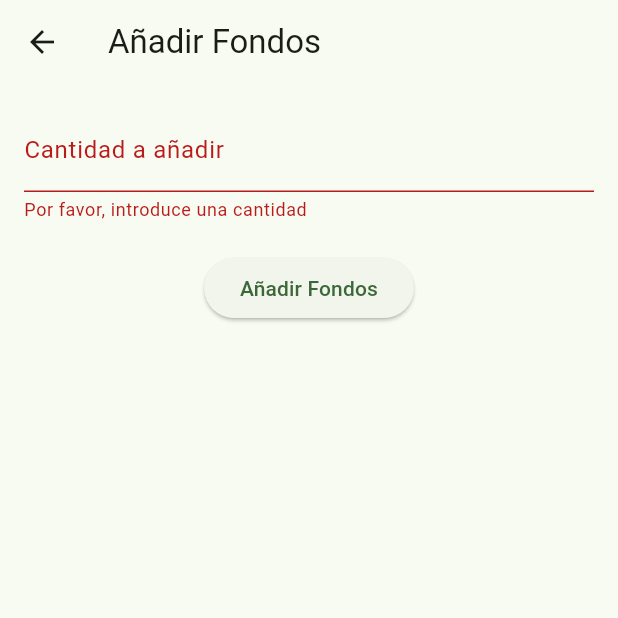
After one commit to DankerVV/Proyecto_Modular, a Flutter app: the AddFunds screen opened directly, after a tap on "Añadir Fondos", on a phone screen of 412 x 824 dp, the top half of it. The commit adds this screen. Run offline on Flutter 3.47's test engine with Material 3 defaults, Android fonts, the phone set to English and light mode, and no system bars; our stand-ins replace hooks_riverpod; missing offline and left inert: flutter_nfc_kit, flutter_stripe.

Commit message:
Ya funciona el pago con Stripe y un servidor python que tengo en un archivo aparte

```diff
--- a/lib/main.dart
+++ b/lib/main.dart
@@ -3,10 +3,13 @@ import 'package:proyecto_modular/config/theme/app_theme.dart';
 import 'package:proyecto_modular/config/theme/theme_provider.dart';
 import 'package:proyecto_modular/presentation/screens/main_screen.dart';
 import 'package:hooks_riverpod/hooks_riverpod.dart';
+import 'package:flutter_stripe/flutter_stripe.dart';
+
 
 final GlobalKey<NavigatorState> navigatorKey = GlobalKey<NavigatorState>();
 
 void main() {
+  Stripe.publishableKey = "pk_test_51PfRu7GDEfzc7X68gl6ZT8sf0NCtnxMwRfBvfp6j9A3NjXStNYfQIlRX4swDIh4GSOz9MVeuc87oHEJcw1NvOZ3Y00s8l1gJ8t";
   runApp(
     const ProviderScope(child: MyApp(),)
   );
--- /dev/null
+++ b/lib/presentation/views/inicio_views/add_funds.dart
@@ -0,0 +1,108 @@
+import 'package:flutter/material.dart';
+import 'package:flutter_stripe/flutter_stripe.dart';
+import 'package:http/http.dart' as http;
+import 'dart:convert';
+
+class AddFunds extends StatefulWidget {
+  const AddFunds({super.key});
+
+  @override
+  AddFundsState createState() => AddFundsState();
+}
+
+class AddFundsState extends State<AddFunds> {
+  final _amountController = TextEditingController();
+  final _formKey = GlobalKey<FormState>();
+  final GlobalKey<ScaffoldMessengerState> _scaffoldMessengerKey = GlobalKey<ScaffoldMessengerState>();
+
+
+  @override
+  void initState() {
+    super.initState();
+    //Esta es la llave publica de la cuenta de stripe de Carlos
+    Stripe.publishableKey = 'pk_test_51PfRu7GDEfzc7X68gl6ZT8sf0NCtnxMwRfBvfp6j9A3NjXStNYfQIlRX4swDIh4GSOz9MVeuc87oHEJcw1NvOZ3Y00s8l1gJ8t';
+  }
+
+  Future<String> _createPaymentIntent(double amount) async {
+    final url = Uri.parse('http://127.0.0.1:5000/create-payment-intent');
+    final response = await http.post(
+      url,
+      headers: {'Content-Type': 'application/json'},
+      body: json.encode({'amount': (amount * 100).toInt()}),
+    );
+
+    if (response.statusCode == 200) {
+      final body = json.decode(response.body);
+      return body['client_secret'];
+    } else {
+      throw Exception('Failed to create payment intent');
+    }
+  }
+
+  Future<void> _processPayment(double amount) async {
+    try {
+      final clientSecret = await _createPaymentIntent(amount);
+
+      await Stripe.instance.initPaymentSheet(
+        paymentSheetParameters: SetupPaymentSheetParameters(
+          paymentIntentClientSecret: clientSecret,
+          merchantDisplayName: 'Nombre',
+        ),
+      );
+
+      await Stripe.instance.presentPaymentSheet();
+
+      _scaffoldMessengerKey.currentState?.showSnackBar(
+        const SnackBar(content: Text('Pago realizado con éxito')),
+      );
+    } catch (e) {
+      _scaffoldMessengerKey.currentState?.showSnackBar(
+        SnackBar(content: Text('Error: $e')),
+      );
+    }
+  }
+
+  @override
+  Widget build(BuildContext context) {
+    return Scaffold(
+      appBar: AppBar(
+        title: const Text('Añadir Fondos'),
+      ),
+      body: Padding(
+        padding: const EdgeInsets.all(16.0),
+        child: Form(
+          key: _formKey,
+          child: Column(
+            children: [
+              TextFormField(
+                decoration: const InputDecoration(labelText: 'Cantidad a añadir'),
+                controller: _amountController,
+                keyboardType: TextInputType.number,
+                validator: (value) {
+                  if (value == null || value.isEmpty) {
+                    return 'Por favor, introduce una cantidad';
+                  }
+                  final amount = double.tryParse(value);
+                  if (amount == null || amount < 10) {
+                    return 'La cantidad debe ser al menos 10 MXN';
+                  }
+                  return null;
+                },
+              ),
+              const SizedBox(height: 20),
+              ElevatedButton(
+                onPressed: () {
+                  if (_formKey.currentState!.validate()) {
+                    final amount = double.parse(_amountController.text);
+                    _processPayment(amount);
+                  }
+                },
+                child: const Text('Añadir Fondos'),
+              ),
+            ],
+          ),
+        ),
+      ),
+    );
+  }
+}
--- a/pubspec.yaml
+++ b/pubspec.yaml
@@ -34,6 +34,7 @@ dependencies:
 
   flutter_hooks: any
   hooks_riverpod : any
+  flutter_stripe: ^10.2.0
 
   # The following adds the Cupertino Icons font to your application.
   # Use with the CupertinoIcons class for iOS style icons.
@@ -41,6 +42,7 @@ dependencies:
   nfc_manager: ^3.5.0
   flutter_nfc_kit: ^3.5.2
   pay: ^2.0.0
+  http: ^1.2.2
 
 dev_dependencies:
   flutter_test:
```
Also changed, not shown: lib/presentation/views/inicio_views/card_pay.dart (+9 -5 lines), lib/presentation/views/inicio_views/popup_menu.dart (+23 -2 lines), lib/presentation/views/inicio_views/view_balance.dart (added, +15 -0 lines), pubspec.lock, 1 other file.
